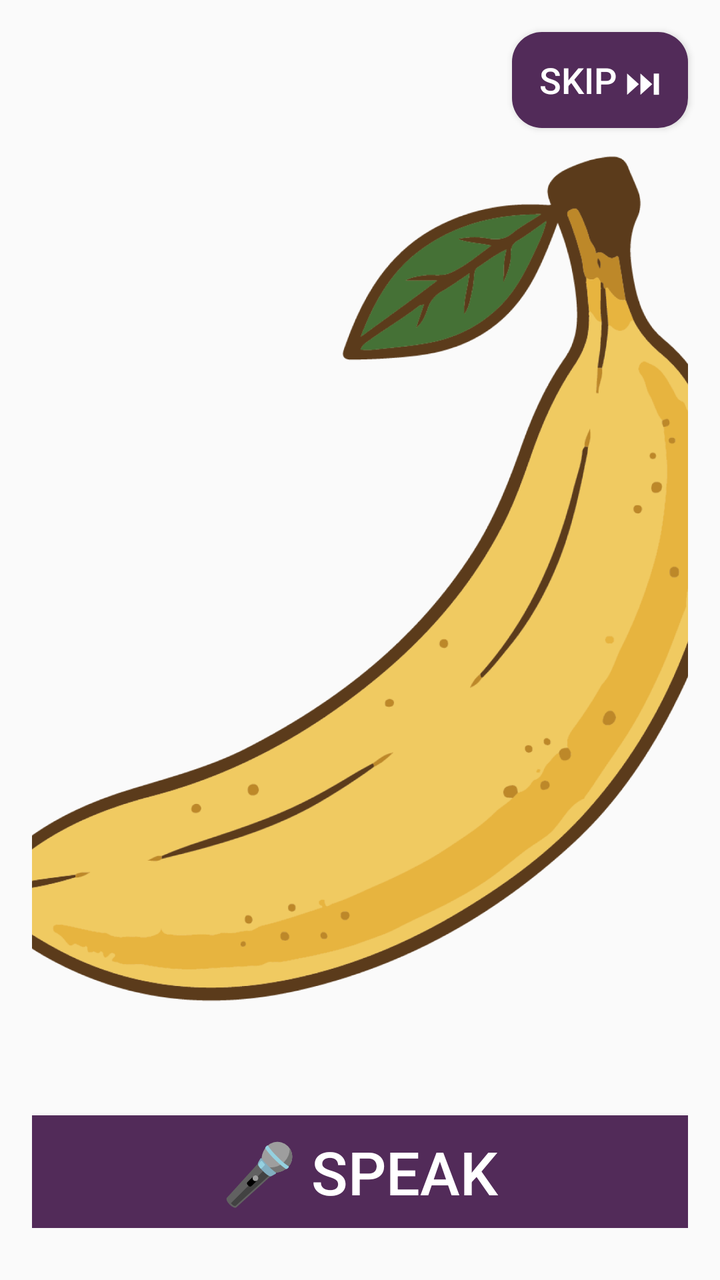
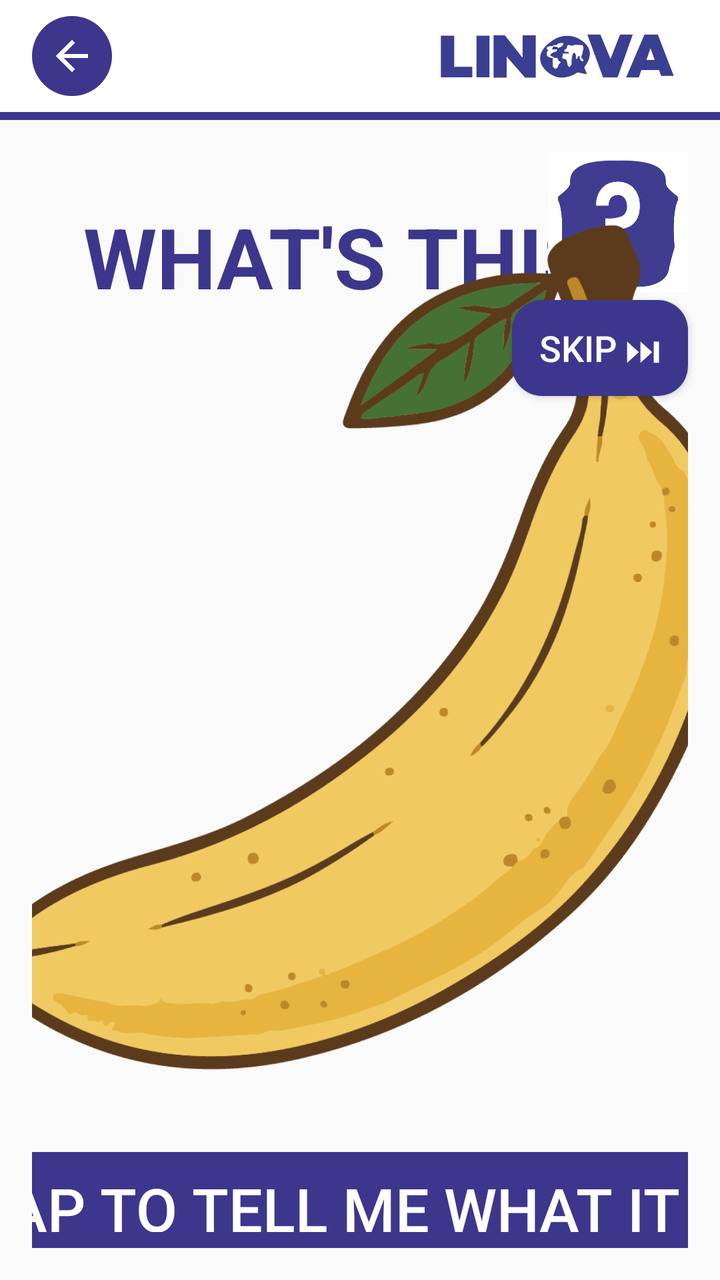

An Android layout rendered at two revisions. The XML below is the earlier revision; the diff shows what the commit changed to produce the second picture.
<!-- AndroidManifest.xml: activity theme AppTheme -->
<!-- res/layout/activity_main.xml -->
<?xml version="1.0" encoding="utf-8"?>
<android.support.v7.widget.LinearLayoutCompat xmlns:android="http://schemas.android.com/apk/res/android"
    xmlns:app="http://schemas.android.com/apk/res-auto"
    xmlns:tools="http://schemas.android.com/tools"
    android:layout_width="match_parent"
    android:layout_height="match_parent"
    android:orientation="vertical"
    android:gravity="center_vertical"
    tools:context=".MainActivity">


    <FrameLayout
        android:layout_width="match_parent"
        android:layout_height="match_parent">

        
        <LinearLayout
            android:layout_width="wrap_content"
            android:layout_height="wrap_content"
            android:orientation="horizontal"
            android:layout_gravity="center">

            <LinearLayout
                android:layout_width="wrap_content"
                android:layout_height="wrap_content"
                android:layout_gravity="center"
                android:orientation="vertical"
                android:gravity="center"
                android:padding="16dp">

                <ImageButton
                    android:id="@+id/imagen"
                    android:layout_margin="16dp"
                    android:layout_width="500dp"
                    android:layout_height="500dp"
                    android:scaleType="centerInside"
                    android:src="@drawable/banana"
                    android:background="?attr/selectableItemBackgroundBorderless"
                    android:padding="16dp"/>

                <Button
                    android:id="@+id/btnImagen"
                    android:layout_width="500dp"
                    android:layout_height="wrap_content"
                    android:text="🎤 Speak"
                    android:background="@drawable/button_rounded"
                    android:textColor="@color/colorWhite"
                    android:textSize="30sp"/>

            </LinearLayout>

        </LinearLayout>

        
        <Button
            android:id="@+id/btnSkip"
            android:layout_width="wrap_content"
            android:layout_height="wrap_content"
            android:text="skip ⏭"
            android:textSize="18sp"
            android:layout_gravity="top|end"
            android:layout_margin="16dp"
            android:textColor="@color/colorWhite"
            android:background="@drawable/button_rounded"/>

    </FrameLayout>




</android.support.v7.widget.LinearLayoutCompat>
<!-- resources referenced by this layout -->
<resources>
  <color name="colorWhite">#FFFFFF</color>
  <!-- drawable banana: png bitmap (drawable, 305390 bytes) -->
  <!-- drawable button_rounded (drawable) -->
  <?xml version="1.0" encoding="utf-8"?>
  <shape xmlns:android="http://schemas.android.com/apk/res/android"
      android:shape="rectangle">
      <corners android:radius="15dp" />
      <padding
          android:left="8dp"
          android:top="8dp"
          android:right="8dp"
          android:bottom="8dp" />
      <solid android:color="@color/colorPurple" />
  </shape>
  <style name="AppTheme" parent="Theme.AppCompat.Light.DarkActionBar">
          
          <item name="colorPrimary">@color/colorPurple</item>
          <item name="colorPrimaryDark">@color/colorPurple</item>
          <item name="colorAccent">@color/colorPurple</item>
      </style>
  <color name="colorPurple">#522B59</color>
</resources>

<!-- the commit's change to res/layout/activity_main.xml (unified diff, before → after) -->
@@ -1,17 +1,60 @@
-<?xml version="1.0" encoding="utf-8"?>
-<android.support.v7.widget.LinearLayoutCompat xmlns:android="http://schemas.android.com/apk/res/android"
-    xmlns:app="http://schemas.android.com/apk/res-auto"
+<android.support.v7.widget.LinearLayoutCompat
+    xmlns:android="http://schemas.android.com/apk/res/android"
     xmlns:tools="http://schemas.android.com/tools"
     android:layout_width="match_parent"
     android:layout_height="match_parent"
     android:orientation="vertical"
-    android:gravity="center_vertical"
     tools:context=".MainActivity">
 
+    <include
+        android:id="@+id/toolbar"
+        layout="@layout/toolbar"/>
 
     <FrameLayout
         android:layout_width="match_parent"
         android:layout_height="match_parent">
+
+        
+        <TextView
+            android:id="@+id/title"
+            android:layout_width="wrap_content"
+            android:layout_height="wrap_content"
+            android:text="WHAT'S THIS?"
+            android:textSize="42sp"
+            android:textStyle="bold"
+            android:textColor="@color/colorPurple"
+            android:layout_gravity="top|center_horizontal"
+            android:layout_marginBottom="40dp"
+            android:layout_marginTop="40dp"/>
+
+        
+        <LinearLayout
+            android:id="@+id/helpContainer"
+            android:layout_width="wrap_content"
+            android:layout_height="wrap_content"
+            android:orientation="vertical"
+            android:gravity="center"
+            android:layout_gravity="top|end"
+            android:layout_margin="16dp">
+
+            <ImageButton
+                android:id="@+id/btnHelp"
+                android:layout_width="70dp"
+                android:layout_height="70dp"
+                android:src="@drawable/help"
+                android:scaleType="fitXY"
+                android:background="@null"
+                android:contentDescription="Help"/>
+
+            <TextView
+                android:id="@+id/helpText"
+                android:layout_width="wrap_content"
+                android:layout_height="wrap_content"
+                android:text="HELP"
+                android:textStyle="bold"
+                android:textSize="18sp"
+                android:textColor="@color/colorPurple"/>
+        </LinearLayout>
 
         
         <LinearLayout
@@ -23,14 +66,12 @@
             <LinearLayout
                 android:layout_width="wrap_content"
                 android:layout_height="wrap_content"
-                android:layout_gravity="center"
                 android:orientation="vertical"
                 android:gravity="center"
                 android:padding="16dp">
 
                 <ImageButton
                     android:id="@+id/imagen"
-                    android:layout_margin="16dp"
                     android:layout_width="500dp"
                     android:layout_height="500dp"
                     android:scaleType="centerInside"
@@ -42,13 +83,11 @@
                     android:id="@+id/btnImagen"
                     android:layout_width="500dp"
                     android:layout_height="wrap_content"
-                    android:text="🎤 Speak"
+                    android:text="Tap to tell me what it is"
                     android:background="@drawable/button_rounded"
                     android:textColor="@color/colorWhite"
                     android:textSize="30sp"/>
-
             </LinearLayout>
-
         </LinearLayout>
 
         
@@ -59,13 +98,57 @@
             android:text="skip ⏭"
             android:textSize="18sp"
             android:layout_gravity="top|end"
-            android:layout_margin="16dp"
+            android:layout_marginTop="90dp"
+            android:layout_marginEnd="16dp"
             android:textColor="@color/colorWhite"
             android:background="@drawable/button_rounded"/>
 
     </FrameLayout>
 
+</android.support.v7.widget.LinearLayoutCompat>
+<!-- res/layout/toolbar.xml (included above) -->
+<?xml version="1.0" encoding="utf-8"?>
+<android.support.design.widget.AppBarLayout
+    xmlns:android="http://schemas.android.com/apk/res/android"
+    android:layout_width="match_parent"
+    android:layout_height="wrap_content"
+    android:background="@android:color/white"
+    android:elevation="0dp"
+    android:stateListAnimator="@null">
 
+    <android.support.v7.widget.Toolbar
+        android:id="@+id/toolbar"
+        android:layout_width="match_parent"
+        android:layout_height="?attr/actionBarSize"
+        android:background="@android:color/white">
 
+        
+        <ImageButton
+            android:id="@+id/btnBack"
+            android:layout_width="40dp"
+            android:layout_height="40dp"
+            android:layout_gravity="start|center_vertical"
+            android:layout_marginStart="12dp"
+            android:background="@drawable/arrow_button"
+            android:padding="8dp"
+            android:src="@drawable/baseline_arrow_back_24"
+            android:contentDescription="Volver"/>
 
-</android.support.v7.widget.LinearLayoutCompat>
+        
+        <ImageView
+            android:id="@+id/imgRight"
+            android:layout_width="120dp"
+            android:layout_height="40dp"
+            android:layout_gravity="end|center_vertical"
+            android:layout_marginEnd="22dp"
+            android:src="@drawable/logo"/>
+
+    </android.support.v7.widget.Toolbar>
+
+    
+    <View
+        android:layout_width="match_parent"
+        android:layout_height="4dp"
+        android:background="@color/colorPurple"/>
+
+</android.support.design.widget.AppBarLayout>
<!-- resource entries referenced after the edit -->
@@ -1,7 +1,31 @@
 <!-- resources referenced by this layout -->
 <resources>
   <color name="colorWhite">#FFFFFF</color>
+  <!-- drawable arrow_button (drawable) -->
+  <layer-list xmlns:android="http://schemas.android.com/apk/res/android">
+  
+      
+      <item>
+          <shape android:shape="oval">
+              <size
+                  android:width="40dp"
+                  android:height="40dp"/>
+              <solid android:color="@color/colorPurple"/>
+          </shape>
+      </item>
+  
+      
+      <item
+          android:drawable="@drawable/baseline_arrow_back_24"
+          android:gravity="center"/>
+  </layer-list>
   <!-- drawable banana: png bitmap (drawable, 305390 bytes) -->
+  <!-- drawable baseline_arrow_back_24 (drawable) -->
+  <vector xmlns:android="http://schemas.android.com/apk/res/android" android:autoMirrored="true" android:height="24dp" android:tint="#FFFFFF" android:viewportHeight="24" android:viewportWidth="24" android:width="24dp">
+        
+      <path android:fillColor="@android:color/white" android:pathData="M20,11H7.83l5.59,-5.59L12,4l-8,8 8,8 1.41,-1.41L7.83,13H20v-2z"/>
+      
+  </vector>
   <!-- drawable button_rounded (drawable) -->
   <?xml version="1.0" encoding="utf-8"?>
   <shape xmlns:android="http://schemas.android.com/apk/res/android"
@@ -14,12 +38,14 @@
           android:bottom="8dp" />
       <solid android:color="@color/colorPurple" />
   </shape>
-  <style name="AppTheme" parent="Theme.AppCompat.Light.DarkActionBar">
+  <!-- drawable help: png bitmap (drawable, 11131 bytes) -->
+  <!-- drawable logo: png bitmap (drawable, 20298 bytes) -->
+  <style name="AppTheme" parent="Theme.AppCompat.Light.NoActionBar">
           
           <item name="colorPrimary">@color/colorPurple</item>
           <item name="colorPrimaryDark">@color/colorPurple</item>
           <item name="colorAccent">@color/colorPurple</item>
       </style>
-  <color name="colorPurple">#522B59</color>
+  <color name="colorPurple">#3C378C</color>
 </resources>
 
